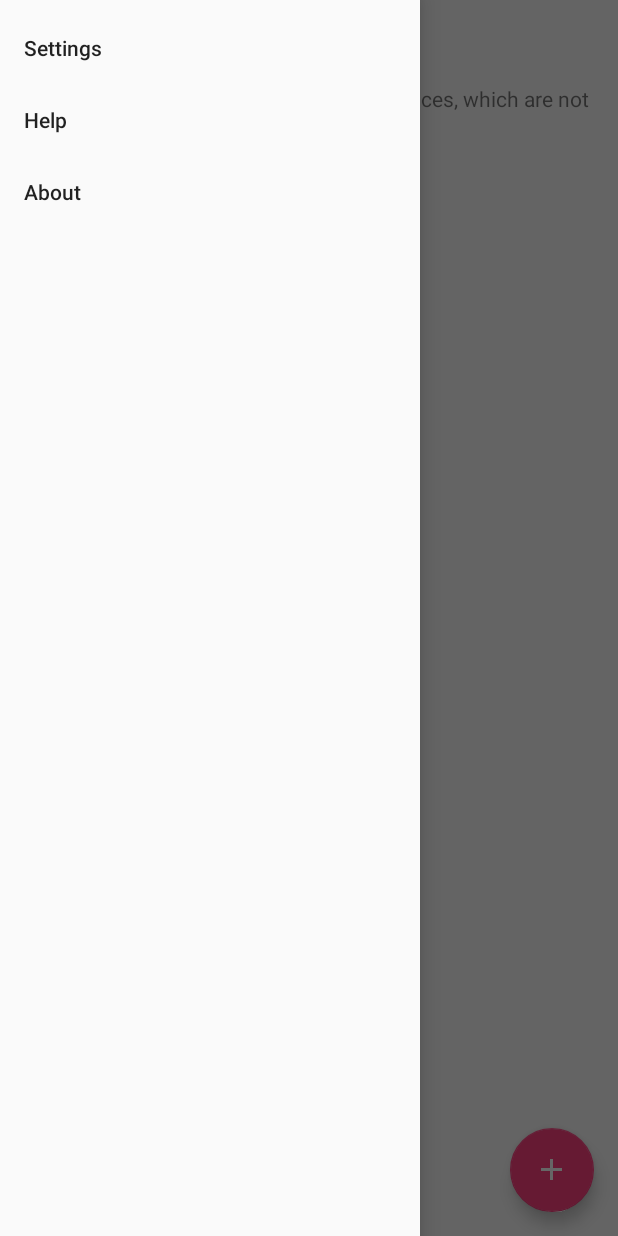
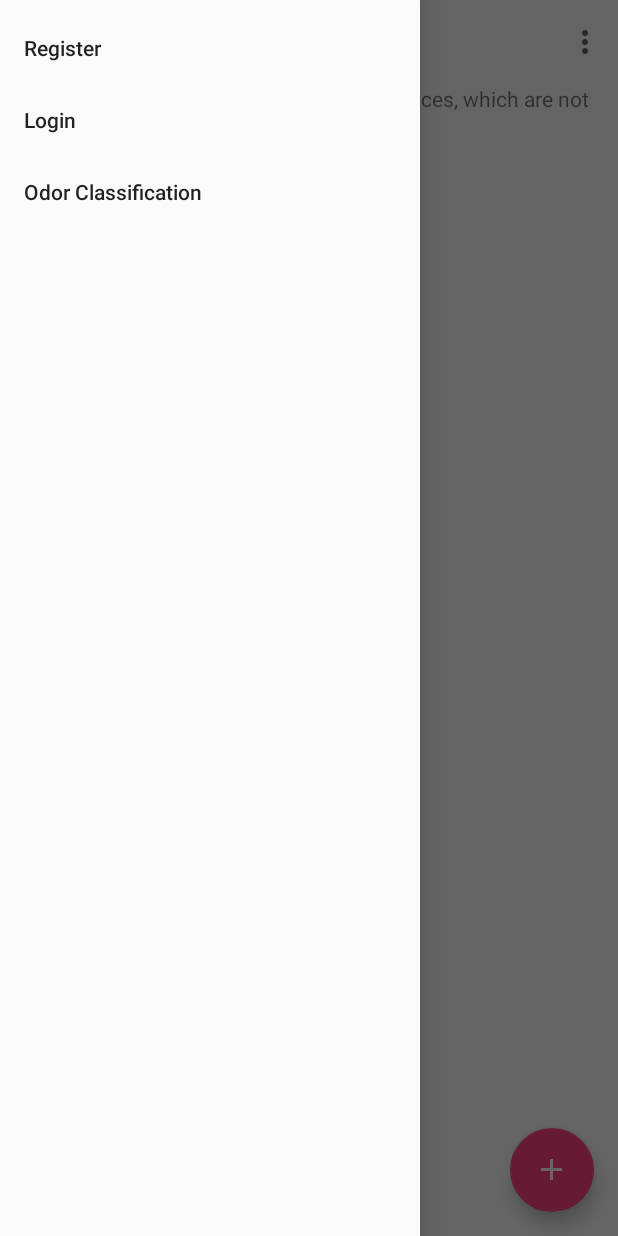
Before and after one commit to noseplug/monorepo, an Android app: the screen it shows after launch (MapsActivity), with the side drawer open, on a phone screen of 412 x 824 dp. Run offline under Robolectric (Android 15) with nearby library versions, the phone set to English and light mode, and no system bars; our stand-ins replace EventBus, Firebase (no records; nobody signed in at launch, a user with empty details on screens opened directly).

Commit message:
adjust the position of the login and register buttons, odor classification map to side slide menu.
Merge branch 'master' of https://github.com/noseplug/monorepo into login

# Conflicts:
#	android/app/src/main/AndroidManifest.xml
#	android/app/src/main/java/edu/gatech/cs/environmentalodors/MapsActivity.java
#	android/app/src/main/res/layout/activity_maps.xml
#	android/app/src/main/res/values/dimens.xml
#	android/app/src/main/res/values/strings.xml

```diff
--- a/android/app/src/main/java/com/noseplugapp/android/MapsActivity.java
+++ b/android/app/src/main/java/com/noseplugapp/android/MapsActivity.java
@@ -8,6 +8,7 @@ import android.os.Bundle;
 import android.os.ParcelUuid;
 import android.support.annotation.NonNull;
 import android.support.design.widget.FloatingActionButton;
+import android.support.design.widget.NavigationView;
 import android.support.v4.app.FragmentManager;
 import android.support.v4.app.FragmentTransaction;
 import android.support.v4.widget.DrawerLayout;
@@ -15,6 +16,7 @@ import android.support.v7.app.ActionBarDrawerToggle;
 import android.support.v7.app.AppCompatActivity;
 import android.support.v7.widget.Toolbar;
 import android.util.Log;
+import android.view.Menu;
 import android.view.MenuItem;
 import android.view.View;
 import android.widget.Button;
@@ -79,6 +81,9 @@ public class MapsActivity extends AppCompatActivity implements
     private DrawerLayout drawerLayout;
     private ActionBarDrawerToggle drawerToggle;
 
+    //Defining Variable
+    private NavigationView navigationView;
+
     @Override
     protected void onCreate(Bundle savedInstanceState) {
         super.onCreate(savedInstanceState);
@@ -127,7 +132,103 @@ public class MapsActivity extends AppCompatActivity implements
                 }
             }
         });
+
+        sideSlideMenu();
     }
+
+    private void sideSlideMenu() {
+        //Initializing NavigationView
+        navigationView = (NavigationView) findViewById(R.id.navigation);
+
+        //Setting Navigation View Item Selected Listener to handle the item click of the navigation menu
+        navigationView.setNavigationItemSelectedListener(new NavigationView.OnNavigationItemSelectedListener() {
+
+        // This method will trigger on item Click of navigation menu
+        @Override
+        public boolean onNavigationItemSelected(MenuItem menuItem) {
+
+
+        //Checking if the item is in checked state or not, if not make it in checked state
+            if(menuItem.isChecked()) menuItem.setChecked(false);
+            else menuItem.setChecked(true);
+            //Closing drawer on item click
+            drawerLayout.closeDrawers();
+            //Check to see which item was being clicked and perform appropriate action
+            switch (menuItem.getItemId()){
+
+            //Replacing the main content with ContentFragment Which is our Inbox View;
+                case R.id.register:
+//                    Toast.makeText(getApplicationContext(),"Inbox Selected",Toast.LENGTH_SHORT).show();
+//                    ContentFragment fragment = new ContentFragment();
+//                    android.support.v4.app.FragmentTransaction fragmentTransaction = getSupportFragmentManager().beginTransaction();
+//                    fragmentTransaction.replace(R.id.frame,fragment);
+//                    fragmentTransaction.commit();
+                    Intent intent = new Intent(ctx, RegistrationActivity.class);
+                    startActivity(intent);
+                    return true;
+                    // For rest of the options we just show a toast on click
+
+                case R.id.login:
+                    intent = new Intent(ctx, LoginActivity.class);
+                    startActivity(intent);
+                    Toast.makeText(getApplicationContext(),"Login Selected",Toast.LENGTH_SHORT).show();
+                    return true;
+                case R.id.odor_classification:
+                    Toast.makeText(getApplicationContext(),"Send Selected",Toast.LENGTH_SHORT).show();
+                    Log.v(TAG, "Clicked Odors Button");
+                    new OdorsDialogFragment().show(getFragmentManager(), "dialog");
+                    return true;
+                default:
+                    return true;
+                }
+            }
+        });
+
+        // Initializing Drawer Layout and ActionBarToggle
+        drawerLayout = (DrawerLayout) findViewById(R.id.drawer_layout);
+        ActionBarDrawerToggle actionBarDrawerToggle = new ActionBarDrawerToggle(this,drawerLayout,toolbar,R.string.drawer_open, R.string.drawer_open){
+                                                    //0x7f07003a
+        @Override
+        public void onDrawerClosed(View drawerView) {
+        // Code here will be triggered once the drawer closes as we dont want anything to happen so we leave this blank
+            super.onDrawerClosed(drawerView);
+        }
+        @Override
+            public void onDrawerOpened(View drawerView) {
+                // Code here will be triggered once the drawer open as we dont want anything to happen so we leave this blank
+                super.onDrawerOpened(drawerView);
+            }
+        };
+
+        //Setting the actionbarToggle to drawer layout
+        //drawerLayout.setDrawerListener(actionBarDrawerToggle);
+
+        //calling sync state is necessay or else your hamburger icon wont show up
+        actionBarDrawerToggle.syncState();
+    }
+
+        @Override
+        public boolean onCreateOptionsMenu(Menu menu) {
+            // Inflate the menu; this adds items to the action bar if it is present.
+            getMenuInflater().inflate(R.menu.nav, menu);
+            return true;
+        }
+//
+//    @Override
+//    public boolean onOptionsItemSelected(MenuItem item) {
+//        // Handle action bar item clicks here. The action bar will
+//        // automatically handle clicks on the Home/Up button, so long
+//        // as you specify a parent activity in AndroidManifest.xml.
+//        int id = item.getItemId();
+//
+//        //noinspection SimplifiableIfStatement
+//        if (id == R.id.register) {
+//            return true;
+//        }
+//
+//        return super.onOptionsItemSelected(item);
+//    }
+
 
     private void initMap() {
         FragmentManager manager = getSupportFragmentManager();
@@ -154,30 +255,30 @@ public class MapsActivity extends AppCompatActivity implements
                 EventBus.getDefault().post(new CreateOdorReportEvent(selectedLocation));
             }
         });
-        Button registrationBtn = (Button) findViewById(R.id.register_btn);
-        registrationBtn.setOnClickListener(new View.OnClickListener() {
-            @Override
-            public void onClick(View view) {
-                Intent intent = new Intent(ctx, RegistrationActivity.class);
-                startActivity(intent);
-            }
-        });
-        Button loginBtn = (Button) findViewById(R.id.login_btn);
-        loginBtn.setOnClickListener(new View.OnClickListener() {
-            @Override
-            public void onClick(View view) {
-                Intent intent = new Intent(ctx, LoginActivity.class);
-                startActivity(intent);
-            }
-        });
-        FloatingActionButton odors = (FloatingActionButton) findViewById(R.id.odorsButton);
-        odors.setOnClickListener(new View.OnClickListener() {
-            @Override
-            public void onClick(View view) {
-                Log.v(TAG, "Clicked Odors Button");
-                new OdorsDialogFragment().show(getFragmentManager(), "dialog");
-            }
-        });
+//        Button registrationBtn = (Button) findViewById(R.id.register_btn);
+//        registrationBtn.setOnClickListener(new View.OnClickListener() {
+//            @Override
+//            public void onClick(View view) {
+//                Intent intent = new Intent(ctx, RegistrationActivity.class);
+//                startActivity(intent);
+//            }
+//        });
+//        Button loginBtn = (Button) findViewById(R.id.login_btn);
+//        loginBtn.setOnClickListener(new View.OnClickListener() {
+//            @Override
+//            public void onClick(View view) {
+//                Intent intent = new Intent(ctx, LoginActivity.class);
+//                startActivity(intent);
+//            }
+//        });
+//        FloatingActionButton odors = (FloatingActionButton) findViewById(R.id.odorsButton);
+//        odors.setOnClickListener(new View.OnClickListener() {
+//            @Override
+//            public void onClick(View view) {
+//                Log.v(TAG, "Clicked Odors Button");
+//                new OdorsDialogFragment().show(getFragmentManager(), "dialog");
+//            }
+//        });
 
     }
 
--- a/android/app/src/main/res/layout/activity_maps.xml
+++ b/android/app/src/main/res/layout/activity_maps.xml
@@ -35,40 +35,40 @@
             app:layout_anchor="@id/main_view"
             app:layout_anchorGravity="bottom|right"
             />
-        <LinearLayout
-            android:layout_marginTop="@dimen/activity_vertical_margin"
-            app:layout_anchorGravity="top|right"
-            android:layout_width="wrap_content"
-            android:orientation="vertical"
-            android:layout_height="wrap_content">
-            <Button
-                android:id="@+id/register_btn"
-                android:layout_width="wrap_content"
-                android:layout_height="wrap_content"
-                android:text="@string/register"
-                />
-            <Button
+        <!--<LinearLayout-->
+            <!--android:layout_marginTop="@dimen/activity_vertical_margin"-->
+            <!--app:layout_anchorGravity="top|right"-->
+            <!--android:layout_width="wrap_content"-->
+            <!--android:orientation="vertical"-->
+            <!--android:layout_height="wrap_content">-->
+            <!--<Button-->
+                <!--android:id="@+id/register_btn"-->
+                <!--android:layout_width="wrap_content"-->
+                <!--android:layout_height="wrap_content"-->
+                <!--android:text="@string/register"-->
+                <!--/>-->
+            <!--<Button-->
 
-                android:id="@+id/login_btn"
-                android:layout_width="wrap_content"
-                android:layout_height="wrap_content"
-                android:text="@string/login"
-                />
-        </LinearLayout>
-        <android.support.design.widget.FloatingActionButton
-            android:layout_width="wrap_content"
-            android:layout_height="wrap_content"
-            android:clickable="true"
-            app:fabSize="mini"
-            app:srcCompat="@android:drawable/presence_online"
-            android:id="@+id/odorsButton"
-            android:layout_alignParentTop="true"
-            android:layout_alignParentLeft="true"
-            android:layout_alignParentStart="true"
-            android:layout_marginLeft="26dp"
-            android:layout_marginStart="26dp"
-            android:layout_marginTop="26dp"
-            />
+                <!--android:id="@+id/login_btn"-->
+                <!--android:layout_width="wrap_content"-->
+                <!--android:layout_height="wrap_content"-->
+                <!--android:text="@string/login"-->
+                <!--/>-->
+        <!--</LinearLayout>-->
+        <!--<android.support.design.widget.FloatingActionButton-->
+            <!--android:layout_width="wrap_content"-->
+            <!--android:layout_height="wrap_content"-->
+            <!--android:clickable="true"-->
+            <!--app:fabSize="mini"-->
+            <!--app:srcCompat="@android:drawable/presence_online"-->
+            <!--android:id="@+id/odorsButton"-->
+            <!--android:layout_alignParentTop="true"-->
+            <!--android:layout_alignParentLeft="true"-->
+            <!--android:layout_alignParentStart="true"-->
+            <!--android:layout_marginLeft="26dp"-->
+            <!--android:layout_marginStart="26dp"-->
+            <!--android:layout_marginTop="26dp"-->
+            <!--/>-->
 
     </android.support.design.widget.CoordinatorLayout>
 
--- a/android/app/src/main/res/menu/nav.xml
+++ b/android/app/src/main/res/menu/nav.xml
@@ -1,15 +1,15 @@
 <?xml version="1.0" encoding="utf-8"?>
 <menu xmlns:android="http://schemas.android.com/apk/res/android">
     <item
-        android:id="@+id/item_settings"
-        android:title="@string/item_settings"
+        android:id="@+id/register"
+        android:title="Register"
         />
     <item
-        android:id="@+id/item_help"
-        android:title="@string/item_help"
+        android:id="@+id/login"
+        android:title="Login"
         />
     <item
-        android:id="@+id/item_about"
-        android:title="@string/item_about"
+        android:id="@+id/odor_classification"
+        android:title="Odor Classification"
         />
 </menu>
```
